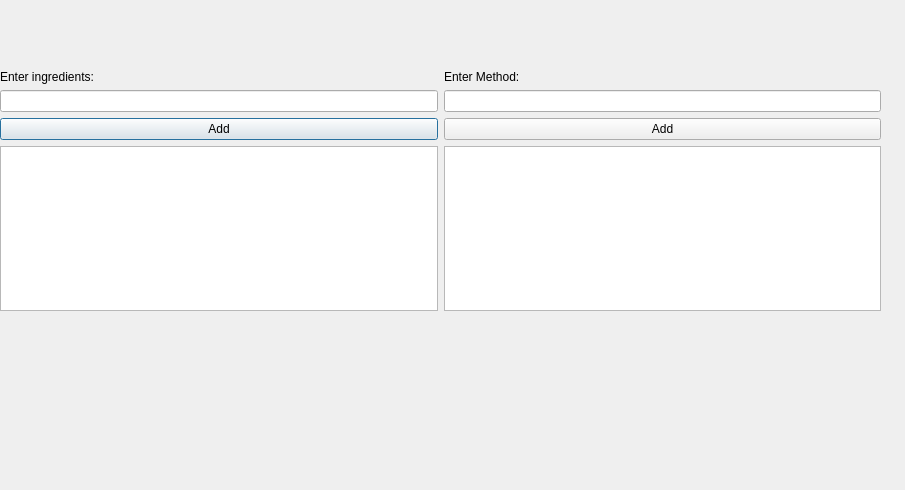
callum-4/CS4076, file newrecipewindow.ui: the form before one commit.
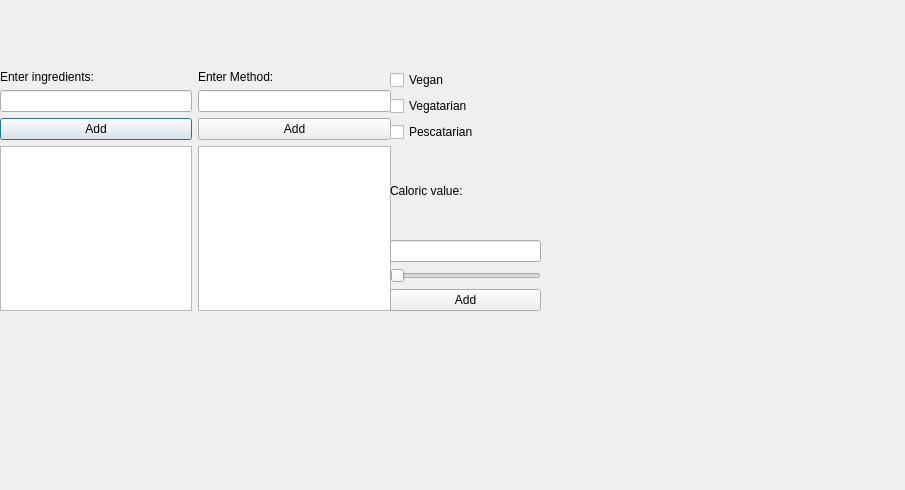
The form after the commit.

Diff of the .ui file:
```diff
--- a/newrecipewindow.ui
+++ b/newrecipewindow.ui
@@ -18,7 +18,7 @@
     <rect>
      <x>0</x>
      <y>70</y>
-     <width>881</width>
+     <width>391</width>
      <height>241</height>
     </rect>
    </property>
@@ -69,6 +69,63 @@
     </item>
    </layout>
   </widget>
+  <widget class="QWidget" name="verticalLayoutWidget">
+   <property name="geometry">
+    <rect>
+     <x>390</x>
+     <y>70</y>
+     <width>151</width>
+     <height>241</height>
+    </rect>
+   </property>
+   <layout class="QVBoxLayout" name="verticalLayout">
+    <item>
+     <widget class="QCheckBox" name="veganBox">
+      <property name="text">
+       <string>Vegan</string>
+      </property>
+     </widget>
+    </item>
+    <item>
+     <widget class="QCheckBox" name="veggieBox">
+      <property name="text">
+       <string>Vegatarian</string>
+      </property>
+     </widget>
+    </item>
+    <item>
+     <widget class="QCheckBox" name="pescaBox">
+      <property name="text">
+       <string>Pescatarian</string>
+      </property>
+     </widget>
+    </item>
+    <item>
+     <widget class="QLabel" name="label_3">
+      <property name="text">
+       <string>Caloric value:</string>
+      </property>
+     </widget>
+    </item>
+    <item>
+     <widget class="QLineEdit" name="calorieLine"/>
+    </item>
+    <item>
+     <widget class="QSlider" name="calorieSlider">
+      <property name="orientation">
+       <enum>Qt::Horizontal</enum>
+      </property>
+     </widget>
+    </item>
+    <item>
+     <widget class="QPushButton" name="addCalorie">
+      <property name="text">
+       <string>Add</string>
+      </property>
+     </widget>
+    </item>
+   </layout>
+  </widget>
  </widget>
  <resources/>
  <connections/>
```
